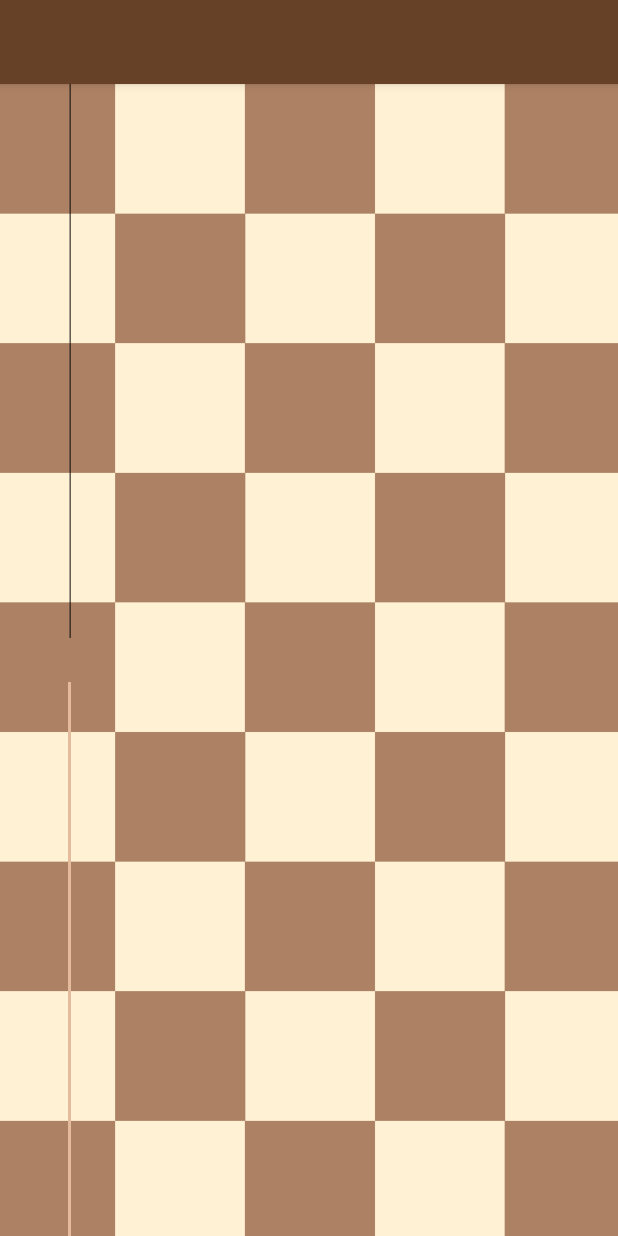
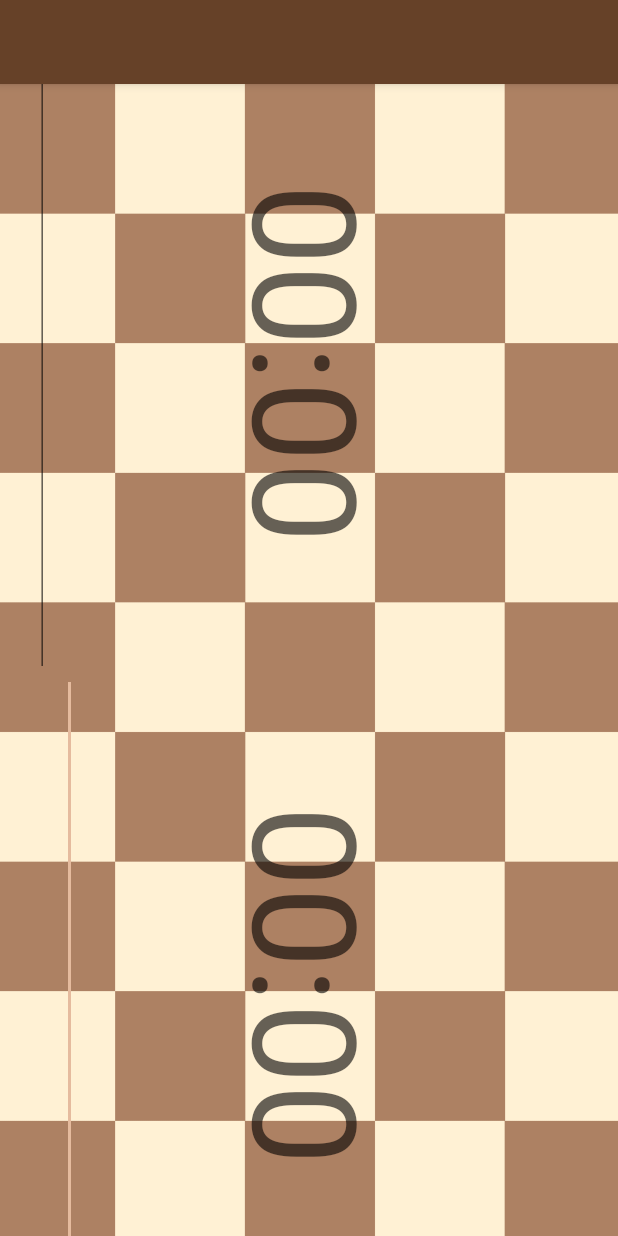
Before and after one commit to MunhozSilva/ChessClock, an Android app: the screen it shows after launch (MainActivity), on a phone screen of 412 x 824 dp. Run offline under Robolectric (Android 15) with nearby library versions, the phone set to English and light mode, and no system bars.

Commit message:
Timer hint

```diff
--- a/app/src/main/res/layout/activity_main.xml
+++ b/app/src/main/res/layout/activity_main.xml
@@ -24,7 +24,7 @@
         android:layout_width="wrap_content"
         android:layout_height="wrap_content"
         android:orientation="horizontal"
-        app:layout_constraintGuide_begin="335dp" />
+        app:layout_constraintGuide_end="396dp" />
 
     <androidx.constraintlayout.widget.Guideline
         android:id="@+id/guideline3"
@@ -38,34 +38,34 @@
         android:layout_width="0dp"
         android:layout_height="0dp"
         android:ems="10"
+        android:hint="00:00"
         android:inputType="time"
         android:rotation="90"
         android:textAlignment="center"
-        android:textSize="120sp"
+        android:textSize="96sp"
         app:layout_constraintBottom_toBottomOf="parent"
         app:layout_constraintEnd_toEndOf="parent"
         app:layout_constraintHorizontal_bias="0.0"
         app:layout_constraintStart_toStartOf="parent"
         app:layout_constraintTop_toTopOf="@+id/guideline3"
-        app:layout_constraintVertical_bias="0.0"
-        tools:text="05:00" />
+        app:layout_constraintVertical_bias="0.0" />
 
     <EditText
         android:id="@+id/editTextTime3"
         android:layout_width="0dp"
         android:layout_height="0dp"
         android:ems="10"
+        android:hint="00:00"
         android:inputType="time"
         android:rotation="90"
         android:textAlignment="center"
         android:textColor="#000000"
-        android:textSize="120sp"
+        android:textSize="96sp"
         app:layout_constraintBottom_toTopOf="@+id/guideline2"
         app:layout_constraintEnd_toEndOf="parent"
         app:layout_constraintHorizontal_bias="0.0"
         app:layout_constraintStart_toStartOf="parent"
         app:layout_constraintTop_toTopOf="parent"
-        app:layout_constraintVertical_bias="0.0"
-        tools:text="05:00" />
+        app:layout_constraintVertical_bias="0.0" />
 
 </androidx.constraintlayout.widget.ConstraintLayout>
```
